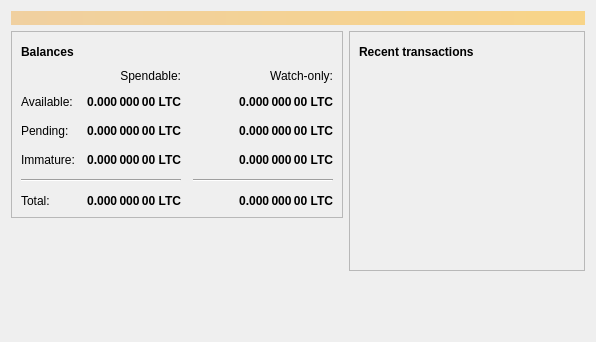
Before: the Qt Designer form src/qt/forms/overviewpage.ui in cjvilla2012/PositiveCoin, drawn with Qt 5.
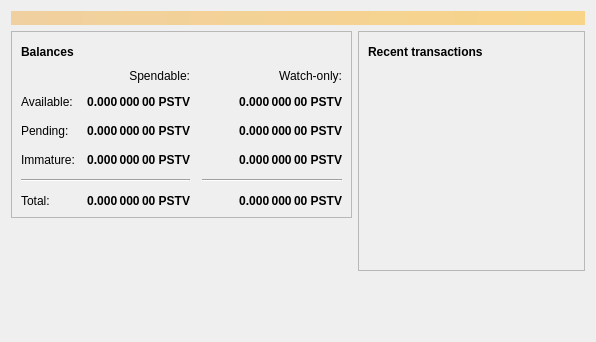
After: the same form once the commit is applied. Icons and pictures are not drawn.

```diff
--- a/src/qt/forms/overviewpage.ui
+++ b/src/qt/forms/overviewpage.ui
@@ -129,7 +129,7 @@
                <string>Unconfirmed transactions to watch-only addresses</string>
               </property>
               <property name="text">
-               <string notr="true">0.000 000 00 LTC</string>
+               <string notr="true">0.000 000 00 PSTV</string>
               </property>
               <property name="alignment">
                <set>Qt::AlignRight|Qt::AlignTrailing|Qt::AlignVCenter</set>
@@ -154,7 +154,7 @@
                <string>Total of transactions that have yet to be confirmed, and do not yet count toward the spendable balance</string>
               </property>
               <property name="text">
-               <string notr="true">0.000 000 00 LTC</string>
+               <string notr="true">0.000 000 00 PSTV</string>
               </property>
               <property name="alignment">
                <set>Qt::AlignRight|Qt::AlignTrailing|Qt::AlignVCenter</set>
@@ -179,7 +179,7 @@
                <string>Mined balance in watch-only addresses that has not yet matured</string>
               </property>
               <property name="text">
-               <string notr="true">0.000 000 00 LTC</string>
+               <string notr="true">0.000 000 00 PSTV</string>
               </property>
               <property name="alignment">
                <set>Qt::AlignRight|Qt::AlignTrailing|Qt::AlignVCenter</set>
@@ -237,7 +237,7 @@
                <string>Mined balance that has not yet matured</string>
               </property>
               <property name="text">
-               <string notr="true">0.000 000 00 LTC</string>
+               <string notr="true">0.000 000 00 PSTV</string>
               </property>
               <property name="alignment">
                <set>Qt::AlignRight|Qt::AlignTrailing|Qt::AlignVCenter</set>
@@ -282,7 +282,7 @@
                <string>Your current total balance</string>
               </property>
               <property name="text">
-               <string notr="true">0.000 000 00 LTC</string>
+               <string notr="true">0.000 000 00 PSTV</string>
               </property>
               <property name="alignment">
                <set>Qt::AlignRight|Qt::AlignTrailing|Qt::AlignVCenter</set>
@@ -307,7 +307,7 @@
                <string>Current total balance in watch-only addresses</string>
               </property>
               <property name="text">
-               <string notr="true">0.000 000 00 LTC</string>
+               <string notr="true">0.000 000 00 PSTV</string>
               </property>
               <property name="alignment">
                <set>Qt::AlignRight|Qt::AlignTrailing|Qt::AlignVCenter</set>
@@ -349,7 +349,7 @@
                <string>Your current spendable balance</string>
               </property>
               <property name="text">
-               <string notr="true">0.000 000 00 LTC</string>
+               <string notr="true">0.000 000 00 PSTV</string>
               </property>
               <property name="alignment">
                <set>Qt::AlignRight|Qt::AlignTrailing|Qt::AlignVCenter</set>
@@ -374,7 +374,7 @@
                <string>Your current balance in watch-only addresses</string>
               </property>
               <property name="text">
-               <string notr="true">0.000 000 00 LTC</string>
+               <string notr="true">0.000 000 00 PSTV</string>
               </property>
               <property name="alignment">
                <set>Qt::AlignRight|Qt::AlignTrailing|Qt::AlignVCenter</set>
```
